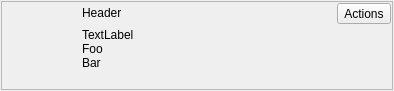
Above: python/shotgun_view/resources/list_widget.ui from shotgunsoftware/tk-framework-shotgunutils before the change. Below: the same form after it.
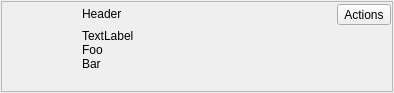
That is the form after the change.

Diff of the .ui file:
```diff
--- a/python/shotgun_view/resources/list_widget.ui
+++ b/python/shotgun_view/resources/list_widget.ui
@@ -7,7 +7,7 @@
     <x>0</x>
     <y>0</y>
     <width>394</width>
-    <height>91</height>
+    <height>93</height>
    </rect>
   </property>
   <property name="windowTitle">
@@ -32,9 +32,18 @@
       <property name="spacing">
        <number>4</number>
       </property>
-      <property name="margin">
+      <property name="leftMargin">
        <number>1</number>
       </property>
+      <property name="topMargin">
+       <number>2</number>
+      </property>
+      <property name="rightMargin">
+       <number>1</number>
+      </property>
+      <property name="bottomMargin">
+       <number>2</number>
+      </property>
       <item>
        <widget class="QLabel" name="thumbnail">
         <property name="minimumSize">
```
